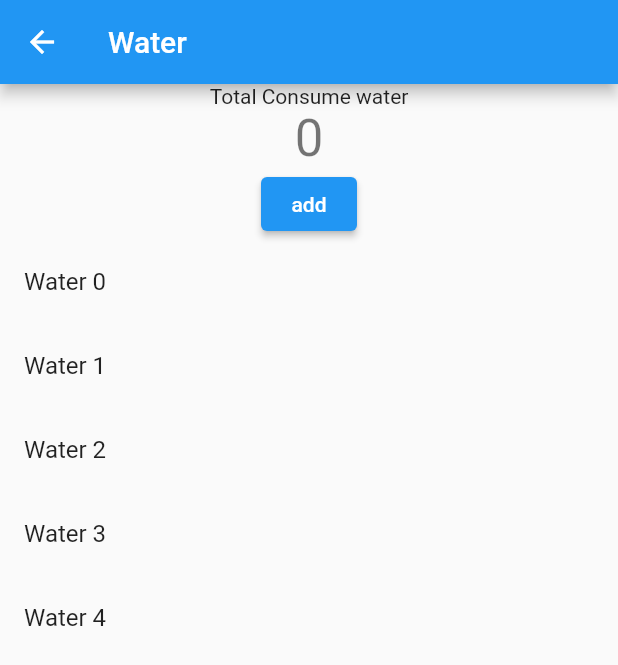
After one commit to sajjadrahman56/Flutter-Journey, a Flutter app: the HomeScreenWater screen opened directly, on a phone screen of 412 x 824 dp. The commit adds this screen. Shown: the top 665 px of the screen. Run offline on Flutter 3.47's test engine with Material 2 defaults, Android fonts, the phone set to English and light mode, and no system bars; our stand-ins replace flutter_screenutil; network calls fail.

Commit message:
water consume tracker

```diff
--- /dev/null
+++ b/fl_cl09_project/lib/animation/water.dart
@@ -0,0 +1,47 @@
+import 'package:flutter/material.dart';
+
+class HomeScreenWater extends StatefulWidget {
+  const HomeScreenWater({super.key});
+
+  @override
+  State<HomeScreenWater> createState() => _HomeScreenWaterState();
+}
+
+class _HomeScreenWaterState extends State<HomeScreenWater> {
+  int totalWater = 0;
+  @override
+  Widget build(BuildContext context) {
+    return Scaffold(
+      appBar: AppBar(title: const Text('Water')),
+      body: Center(
+        child: Column(
+          mainAxisAlignment: MainAxisAlignment.center,
+          children: [
+            Text('Total Consume water'),
+            Text(
+              '$totalWater',
+              style: Theme.of(context).textTheme.headlineMedium,
+            ),
+            ElevatedButton(
+                onPressed: () {
+                  totalWater++;
+
+                  setState(() {});
+                },
+                child: Text('add')),
+            Expanded(
+              child: ListView.builder(
+                  shrinkWrap: true,
+                  itemCount: 5,
+                  itemBuilder: (context, index) {
+                    return ListTile(
+                      title: Text('Water $index'),
+                    );
+                  }),
+            )
+          ],
+        ),
+      ),
+    );
+  }
+}
--- a/fl_cl09_project/lib/main.dart
+++ b/fl_cl09_project/lib/main.dart
@@ -1,5 +1,5 @@
 import 'package:fl_cl09_project/clc/class_2_li.dart';
-
+import 'package:fl_cl09_project/water/water_screen.dart';
 import 'package:flutter/material.dart';
 
 void main() {
@@ -16,7 +16,8 @@ class MyApp extends StatelessWidget {
             colorScheme: ColorScheme.fromSwatch(
           primarySwatch: Colors.blue,
         )),
-        home: SumCounter() // Class1() // const MyHomePage(title: 'Todo'),
+        home: WaterScreen() // SumCounter() // AnimatedTextWidget()
+        //HomeScreenWater() //SumCounter() // Class1() // const MyHomePage(title: 'Todo'),
         );
   }
 }
--- a/fl_cl09_project/pubspec.yaml
+++ b/fl_cl09_project/pubspec.yaml
@@ -36,6 +36,7 @@ dependencies:
   # Use with the CupertinoIcons class for iOS style icons.
   cupertino_icons: ^1.0.2
   flutter_screenutil: ^5.9.0
+  intl: ^0.18.1
 
 dev_dependencies:
   flutter_test:
```
Also changed, not shown: fl_cl09_project/lib/animation/tex_t.dart (added, +42 -0 lines), fl_cl09_project/lib/clc/class_2_li.dart (+33 -1 lines), fl_cl09_project/lib/water/custome_widget.dart (added, +34 -0 lines), fl_cl09_project/lib/water/water_screen.dart (added, +130 -0 lines), fl_cl09_project/pubspec.lock.
